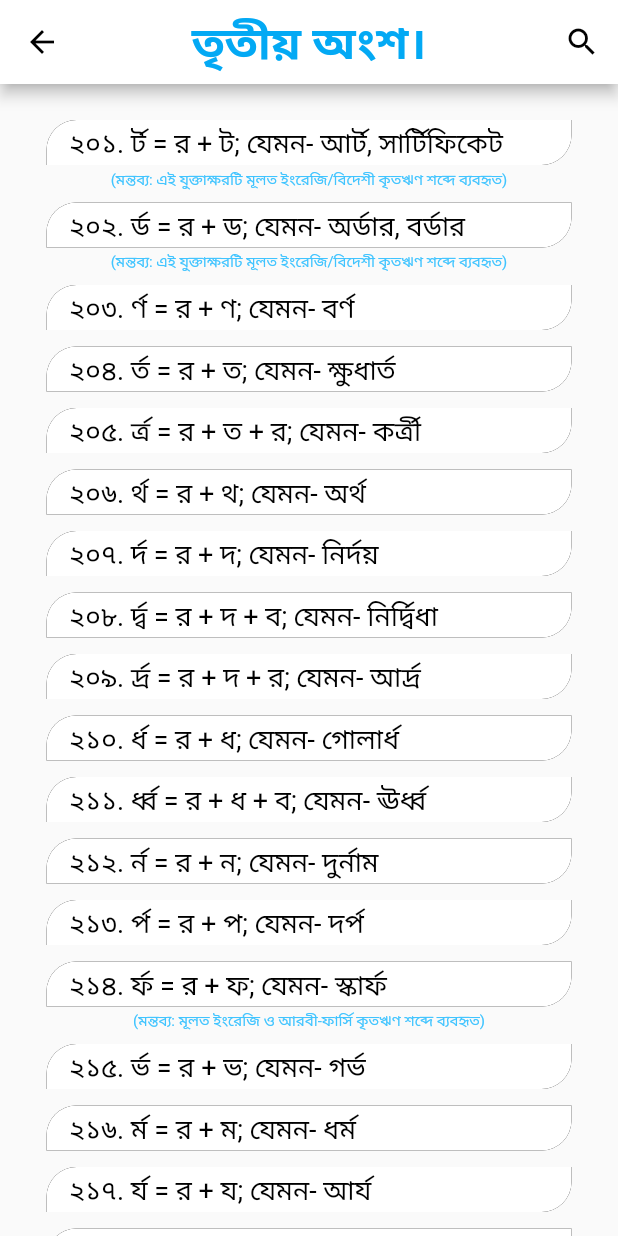
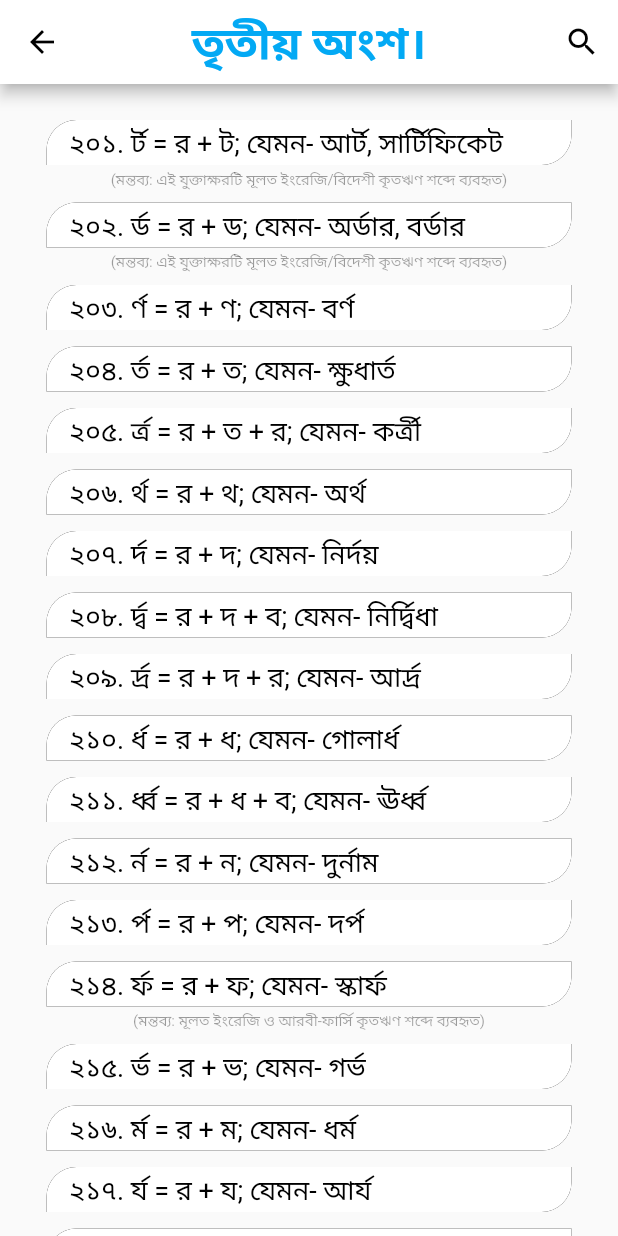
Before and after one commit to fdmominbd/joint_letter, a Flutter app: the screen it shows after launch, after a tap on "তৃতীয় অংশ।", on a phone screen of 412 x 824 dp. Run offline on Flutter 3.47's test engine with Material 2 defaults, Android fonts, the light colour scheme and no system bars.

Commit message:
18.12.21 ff

```diff
--- a/lib/first_page.dart
+++ b/lib/first_page.dart
@@ -75,7 +75,7 @@ class _FirstPageState extends State<FirstPage> {
                         SizedBox(height: 2,),
                         (AllLetterList.commntList1[index].length>2)?
                         Text(AllLetterList.commntList1[index],style: TextStyle(
-                          fontSize: 10, color: Colors.lightBlueAccent,
+                          fontSize: 10, color: Colors.black38,
                         ),
                         ):
                         SizedBox.shrink(),
--- a/lib/my_home_page.dart
+++ b/lib/my_home_page.dart
@@ -25,7 +25,6 @@ class _MyHomePageState extends State<MyHomePage> {
   Widget build(BuildContext context) {
     final double H=MediaQuery.of(context).size.height;
     final double W=MediaQuery.of(context).size.width;
-    var shineShadow;
     return SafeArea(
       child: Scaffold(
         appBar: AppBar(
@@ -73,15 +72,23 @@ class _MyHomePageState extends State<MyHomePage> {
                       child: Column(
 
                         children: [
-                          Image(image: AssetImage('assets/image/log1.png'),
-                            height: 70,
+                          Center(
+                            child: Text('যুক্তবর্ণের তালিকা।', style: TextStyle(
+                              shadows: <Shadow>[
+                                Shadow(
+                                  blurRadius: 0.3,
+                                  color: Color.fromARGB(255, 255, 255, 255),
+                                ),
+                                Shadow(
+                                  blurRadius: 0.3,
+                                  color:Color.fromARGB(255, 255, 255, 255),
+                                ),
+                              ],
+                              fontSize: 25,
+                              color: Colors.lightBlue,
+                              fontWeight: FontWeight.bold,
+                            ),),
                           ),
-                          Text('Joint Letter', style: TextStyle(
-                            fontSize: 40,
-                            color: Colors.lightBlue,
-                            fontWeight: FontWeight.bold,
-                            shadows:  shineShadow?.shadows,
-                          ),),
 
                         ],
                       )
--- a/lib/second_page.dart
+++ b/lib/second_page.dart
@@ -79,7 +79,7 @@ class _SecondPageState extends State<SecondPage> {
                         SizedBox(height: 2,),
                     (AllLetterList.commntList2[index].length>2)?
                         Text(AllLetterList.commntList2[index],style: TextStyle(
-                          fontSize: 10, color: Colors.lightBlueAccent,
+                          fontSize: 10, color: Colors.black38,
                         ),
                         ):
                       SizedBox.shrink(),
--- a/lib/third_page.dart
+++ b/lib/third_page.dart
@@ -73,10 +73,9 @@ class _ThirdPageState extends State<ThirdPage> {
                         SizedBox(height: 2,),
                         (AllLetterList.commntList3[index].length>2)?
                         Text(AllLetterList.commntList3[index],style: TextStyle(
-                          fontSize: 10, color: Colors.lightBlueAccent,
+                          fontSize: 10, color: Colors.black38,
                         ),
-                        ):
-                        SizedBox.shrink(),
+                        ):SizedBox.shrink(),
                       ],
                     ),
                   );
--- a/pubspec.yaml
+++ b/pubspec.yaml
@@ -43,7 +43,7 @@ dev_dependencies:
 flutter_icons:
   android: "launcher_icon"
   ios: true
-  image_path: "assets/image/icon1.jpg"
+  image_path: "assets/image/12i.jpg"
 
 flutter_native_splash:
   color: "#42a5f5"
```
Also changed, not shown: assets/image/12i.jpg (added), assets/image/icon1.jpg (deleted), 20 other files.
